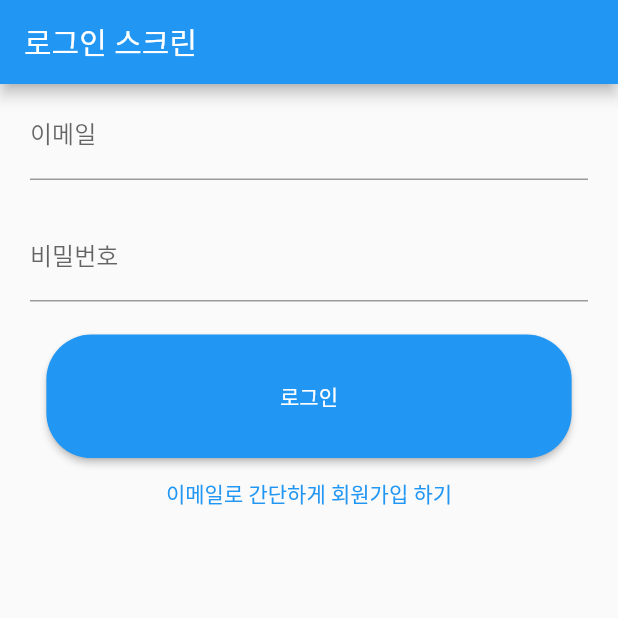
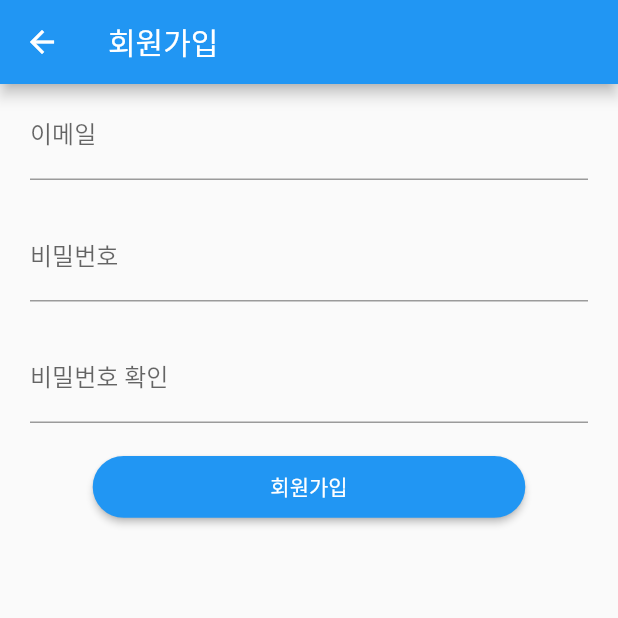
Before and after one commit to wontae-flutter/easy-shoppingmall-app, a Flutter app: the screen it shows after launch, after a tap on "이메일로 간단하게 회원가입 하기", on a phone screen of 412 x 824 dp, the top half of it. Run offline on Flutter 3.47's test engine with Material 2 defaults, Android fonts, the phone set to English and light mode, and no system bars; our stand-ins replace shared_preferences.

Commit message:
Feat: Register

```diff
--- a/lib/main.dart
+++ b/lib/main.dart
@@ -21,7 +21,7 @@ class MyApp extends StatelessWidget {
         '/': (context) => SplashScreen(),
         '/login': (context) => LoginScreen(),
         '/index': (context) => IndexScreen(),
-        '/index': (context) => RegisterScreen(),
+        '/register': (context) => RegisterScreen(),
         '/item_search': (context) => ItemSearchScreen(),
         '/item_detail': (context) => ItemDetailScreen(),
       },
--- a/lib/screens/screen_login.dart
+++ b/lib/screens/screen_login.dart
@@ -58,8 +58,8 @@ class LoginButton extends StatelessWidget {
   @override
   Widget build(BuildContext context) {
     return Container(
-      width: MediaQuery.of(context).size.width * 0.85,
-      height: MediaQuery.of(context).size.height * 0.1,
+      width: MediaQuery.of(context).size.width * 0.7,
+      height: MediaQuery.of(context).size.height * 0.05,
       child: ElevatedButton(
         style: ElevatedButton.styleFrom(
           shape: RoundedRectangleBorder(
--- a/lib/screens/screen_register.dart
+++ b/lib/screens/screen_register.dart
@@ -6,11 +6,92 @@ class RegisterScreen extends StatelessWidget {
   @override
   Widget build(BuildContext context) {
     return Scaffold(
+      appBar: AppBar(
+        title: Text("회원가입"),
+      ),
       body: Center(
-        child: Column(
-          children: [],
+        child: Padding(
+          padding: EdgeInsets.fromLTRB(20, 5, 20, 5),
+          child: Column(
+            children: [
+              LoginEmailInput(),
+              LoginPasswordInput(),
+              PasswordConfirmInput(),
+              LoginRegisterButton(),
+            ],
+          ),
         ),
       ),
     );
   }
 }
+
+class LoginEmailInput extends StatelessWidget {
+  @override
+  Widget build(BuildContext context) {
+    return TextField(
+      onChanged: (email) {},
+      keyboardType: TextInputType.emailAddress,
+      decoration: InputDecoration(
+        labelText: '이메일',
+        helperText: '',
+      ),
+    );
+  }
+}
+
+class LoginPasswordInput extends StatelessWidget {
+  @override
+  Widget build(BuildContext context) {
+    return TextField(
+      onChanged: (password) {},
+      obscureText: true,
+      decoration: InputDecoration(
+        labelText: '비밀번호',
+        helperText: '',
+      ),
+    );
+  }
+}
+
+class PasswordConfirmInput extends StatelessWidget {
+  const PasswordConfirmInput({super.key});
+
+  @override
+  Widget build(BuildContext context) {
+    return TextField(
+      onChanged: (password) {},
+      obscureText: true,
+      decoration: InputDecoration(
+        labelText: '비밀번호 확인',
+        helperText: '',
+      ),
+    );
+  }
+}
+
+class LoginRegisterButton extends StatelessWidget {
+  const LoginRegisterButton({super.key});
+
+  @override
+  Widget build(BuildContext context) {
+    return Container(
+      width: MediaQuery.of(context).size.width * 0.7,
+      height: MediaQuery.of(context).size.height * 0.05,
+      child: ElevatedButton(
+        style: ElevatedButton.styleFrom(
+          shape: RoundedRectangleBorder(
+            borderRadius: BorderRadius.circular(30.0),
+          ),
+        ),
+        onPressed: () {
+          ScaffoldMessenger.of(context)
+            ..hideCurrentSnackBar()
+            ..showSnackBar(SnackBar(content: Text("회원가입이 완료되었습니다.")));
+          Navigator.pop(context);
+        },
+        child: Text('회원가입'),
+      ),
+    );
+  }
+}
```
